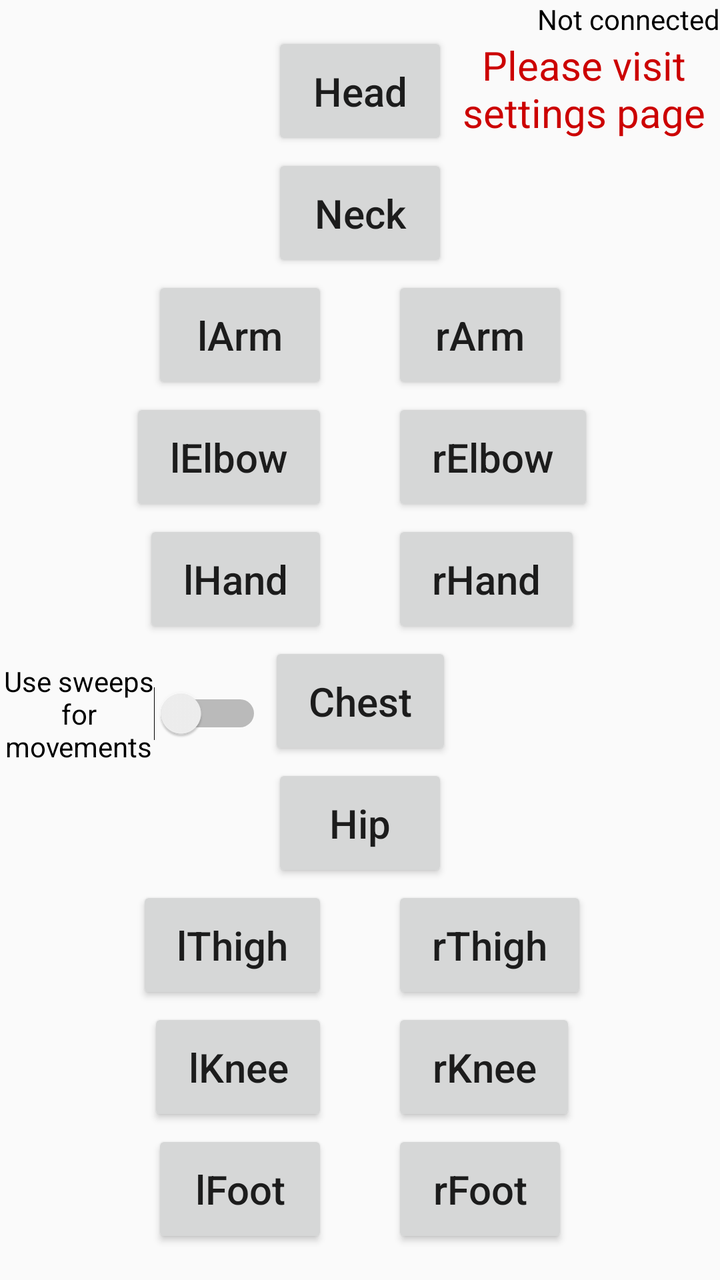
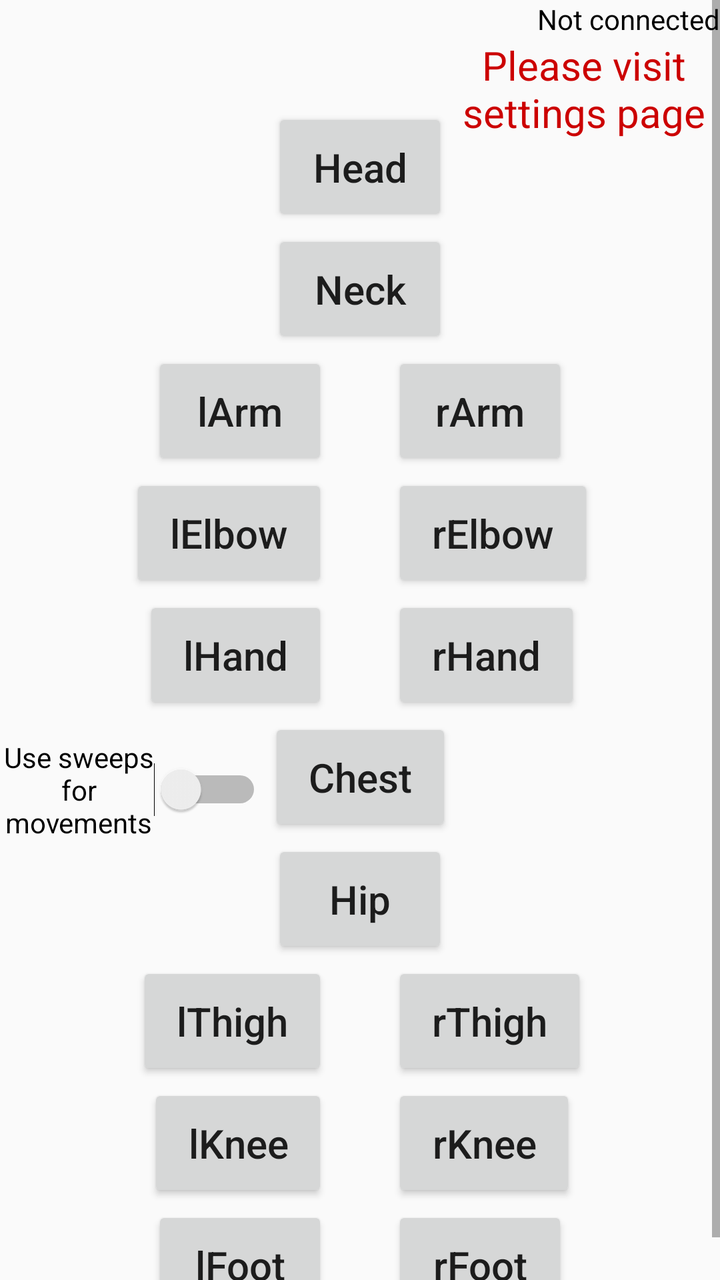

Before-and-after screenshots of an Android layout around one commit, followed by the original layout XML and the change that was made.
<!-- AndroidManifest.xml: application theme AppTheme -->
<!-- res/layout/activity_main.xml -->
<?xml version="1.0" encoding="utf-8"?>
<android.support.constraint.ConstraintLayout xmlns:android="http://schemas.android.com/apk/res/android"
    xmlns:app="http://schemas.android.com/apk/res-auto"
    xmlns:tools="http://schemas.android.com/tools"
    android:layout_width="match_parent"
    android:layout_height="match_parent"
    tools:context=".MainActivity"
    tools:layout_editor_absoluteY="81dp">

    <TextView
        android:id="@+id/sensorStatusText"
        android:layout_width="0dp"
        android:layout_height="wrap_content"
        android:text="Magnetometer is not calibrated: 0/3"

        android:textColor="@android:color/holo_red_dark"
        app:layout_constraintRight_toRightOf="parent"
        app:layout_constraintLeft_toLeftOf="parent"
        app:layout_constraintTop_toTopOf="parent"
        android:visibility="invisible"
        />

    <TextView
        android:id="@+id/connectedToText"
        android:layout_width="match_parent"
        android:layout_height="wrap_content"
        android:text="Not connected"
        android:gravity="right"

        android:textColor="@android:color/black"
        app:layout_constraintRight_toRightOf="parent"
        app:layout_constraintLeft_toLeftOf="parent"
        app:layout_constraintTop_toTopOf="parent"
        android:visibility="visible"
        />

    <TextView
        android:id="@+id/pleaseSetDirection"
        android:layout_width="wrap_content"
        android:layout_height="wrap_content"
        android:text="Please visit\nsettings page"
        android:gravity="center"
        android:textSize="20dp"

        android:textColor="@android:color/holo_red_dark"
        app:layout_constraintLeft_toRightOf="@+id/buttonEngageHead"
        app:layout_constraintRight_toRightOf="parent"
        app:layout_constraintTop_toBottomOf="@+id/connectedToText"
        android:visibility="visible"
        />


    <Button
        android:id="@+id/buttonEngageHead"
        android:layout_width="wrap_content"
        android:layout_height="wrap_content"
        android:layout_marginTop="16dp"
        android:text="Head"
        android:textAllCaps="false"
        android:textSize="20dp"
        android:paddingTop="16dp"
        android:paddingBottom="16dp"
        android:paddingLeft="20dp"
        android:paddingRight="20dp"
        app:layout_constraintEnd_toEndOf="parent"
        app:layout_constraintStart_toStartOf="parent"
        app:layout_constraintTop_toTopOf="parent" />

    <Button
        android:id="@+id/buttonEngageNeck"
        android:layout_width="wrap_content"
        android:layout_height="wrap_content"
        android:layout_marginTop="2dp"
        android:text="Neck"
        android:textAllCaps="false"
        android:textSize="20dp"
        android:paddingTop="16dp"
        android:paddingBottom="16dp"
        android:paddingLeft="20dp"
        android:paddingRight="20dp"
        app:layout_constraintStart_toStartOf="parent"
        app:layout_constraintEnd_toEndOf="parent"
        app:layout_constraintTop_toBottomOf="@+id/buttonEngageHead"
        />

    <android.support.constraint.Guideline
        android:id="@+id/verticalGuideline"
        android:layout_width="wrap_content"
        android:layout_height="wrap_content"
        android:orientation="vertical"
        app:layout_constraintGuide_percent="0.5" />

    <Button
        android:id="@+id/buttonEngageLArm"
        android:layout_width="wrap_content"
        android:layout_height="wrap_content"
        android:text="lArm"
        android:textAllCaps="false"
        android:layout_marginTop="2dp"
        android:layout_marginRight="16dp"
        app:layout_constraintTop_toBottomOf="@+id/buttonEngageNeck"
        app:layout_constraintRight_toLeftOf="@id/verticalGuideline"
        android:textSize="20dp"
        android:paddingTop="16dp"
        android:paddingBottom="16dp"
        android:paddingLeft="20dp"
        android:paddingRight="20dp"
        />

    <Button
        android:id="@+id/buttonEngageLElbow"
        android:layout_width="wrap_content"
        android:layout_height="wrap_content"
        android:text="lElbow"
        android:textAllCaps="false"
        android:layout_marginTop="2dp"
        android:layout_marginRight="16dp"
        app:layout_constraintTop_toBottomOf="@+id/buttonEngageLArm"
        app:layout_constraintRight_toLeftOf="@id/verticalGuideline"
        android:textSize="20dp"
        android:paddingTop="16dp"
        android:paddingBottom="16dp"
        android:paddingLeft="20dp"
        android:paddingRight="20dp"
        />

    <Button
        android:id="@+id/buttonEngageLHand"
        android:layout_width="wrap_content"
        android:layout_height="wrap_content"
        android:text="lHand"
        android:textAllCaps="false"
        android:layout_marginTop="2dp"
        android:layout_marginRight="16dp"
        app:layout_constraintTop_toBottomOf="@+id/buttonEngageLElbow"
        app:layout_constraintRight_toLeftOf="@id/verticalGuideline"
        android:textSize="20dp"
        android:paddingTop="16dp"
        android:paddingBottom="16dp"
        android:paddingLeft="20dp"
        android:paddingRight="20dp"
        />

    <Button
        android:id="@+id/buttonEngageRArm"
        android:layout_width="wrap_content"
        android:layout_height="wrap_content"
        android:text="rArm"
        android:textAllCaps="false"
        android:layout_marginTop="2dp"
        android:layout_marginLeft="16dp"
        app:layout_constraintTop_toBottomOf="@+id/buttonEngageNeck"
        app:layout_constraintLeft_toRightOf="@id/verticalGuideline"
        android:textSize="20dp"
        android:paddingTop="16dp"
        android:paddingBottom="16dp"
        android:paddingLeft="20dp"
        android:paddingRight="20dp"
        />

    <Button
        android:id="@+id/buttonEngageRElbow"
        android:layout_width="wrap_content"
        android:layout_height="wrap_content"
        android:text="rElbow"
        android:textAllCaps="false"
        android:layout_marginTop="2dp"
        android:layout_marginLeft="16dp"
        app:layout_constraintTop_toBottomOf="@+id/buttonEngageRArm"
        app:layout_constraintLeft_toRightOf="@id/verticalGuideline"
        android:textSize="20dp"
        android:paddingTop="16dp"
        android:paddingBottom="16dp"
        android:paddingLeft="20dp"
        android:paddingRight="20dp"
        />

    <Button
        android:id="@+id/buttonEngageRHand"
        android:layout_width="wrap_content"
        android:layout_height="wrap_content"
        android:text="rHand"
        android:textAllCaps="false"
        android:layout_marginTop="2dp"
        android:layout_marginLeft="16dp"
        app:layout_constraintTop_toBottomOf="@+id/buttonEngageRElbow"
        app:layout_constraintLeft_toRightOf="@id/verticalGuideline"
        android:textSize="20dp"
        android:paddingTop="16dp"
        android:paddingBottom="16dp"
        android:paddingLeft="20dp"
        android:paddingRight="20dp"
        />

    <Button
        android:id="@+id/buttonEngageChest"
        android:layout_width="wrap_content"
        android:layout_height="wrap_content"
        android:text="Chest"
        android:textAllCaps="false"
        app:layout_constraintTop_toBottomOf="@+id/buttonEngageLHand"
        android:layout_marginTop="2dp"
        app:layout_constraintStart_toStartOf="parent"
        app:layout_constraintEnd_toEndOf="parent"

        android:textSize="20dp"
        android:paddingTop="16dp"
        android:paddingBottom="16dp"
        android:paddingLeft="20dp"
        android:paddingRight="20dp"
        />

    <Button
        android:id="@+id/buttonEngageHip"
        android:layout_width="wrap_content"
        android:layout_height="wrap_content"
        android:text="Hip"
        android:textAllCaps="false"
        app:layout_constraintTop_toBottomOf="@+id/buttonEngageChest"
        android:layout_marginTop="2dp"
        app:layout_constraintStart_toStartOf="parent"
        app:layout_constraintEnd_toEndOf="parent"

        android:textSize="20dp"
        android:paddingTop="16dp"
        android:paddingBottom="16dp"
        android:paddingLeft="20dp"
        android:paddingRight="20dp"
        />

    <Button
        android:id="@+id/buttonEngageLThigh"
        android:layout_width="wrap_content"
        android:layout_height="wrap_content"
        android:text="lThigh"
        android:textAllCaps="false"
        android:layout_marginTop="2dp"
        android:layout_marginRight="16dp"
        app:layout_constraintTop_toBottomOf="@+id/buttonEngageHip"
        app:layout_constraintRight_toLeftOf="@id/verticalGuideline"

        android:textSize="20dp"
        android:paddingTop="16dp"
        android:paddingBottom="16dp"
        android:paddingLeft="20dp"
        android:paddingRight="20dp"
        />

    <Button
        android:id="@+id/buttonEngageRThigh"
        android:layout_width="wrap_content"
        android:layout_height="wrap_content"
        android:text="rThigh"
        android:textAllCaps="false"
        android:layout_marginTop="2dp"
        android:layout_marginLeft="16dp"
        app:layout_constraintTop_toBottomOf="@+id/buttonEngageHip"
        app:layout_constraintLeft_toRightOf="@id/verticalGuideline"

        android:textSize="20dp"
        android:paddingTop="16dp"
        android:paddingBottom="16dp"
        android:paddingLeft="20dp"
        android:paddingRight="20dp"
        />

    <Button
        android:id="@+id/buttonEngageLKnee"
        android:layout_width="wrap_content"
        android:layout_height="wrap_content"
        android:text="lKnee"
        android:textAllCaps="false"
        android:layout_marginTop="2dp"
        android:layout_marginRight="16dp"
        app:layout_constraintTop_toBottomOf="@+id/buttonEngageLThigh"
        app:layout_constraintRight_toLeftOf="@id/verticalGuideline"

        android:textSize="20dp"
        android:paddingTop="16dp"
        android:paddingBottom="16dp"
        android:paddingLeft="20dp"
        android:paddingRight="20dp"
        />

    <Button
        android:id="@+id/buttonEngageRKnee"
        android:layout_width="wrap_content"
        android:layout_height="wrap_content"
        android:text="rKnee"
        android:textAllCaps="false"
        android:layout_marginTop="2dp"
        android:layout_marginLeft="16dp"
        app:layout_constraintTop_toBottomOf="@+id/buttonEngageRThigh"
        app:layout_constraintLeft_toRightOf="@id/verticalGuideline"

        android:textSize="20dp"
        android:paddingTop="16dp"
        android:paddingBottom="16dp"
        android:paddingLeft="20dp"
        android:paddingRight="20dp"
        />

    <Button
        android:id="@+id/buttonEngageLFoot"
        android:layout_width="wrap_content"
        android:layout_height="wrap_content"
        android:text="lFoot"
        android:textAllCaps="false"
        android:layout_marginTop="2dp"
        android:layout_marginRight="16dp"
        app:layout_constraintTop_toBottomOf="@+id/buttonEngageLKnee"
        app:layout_constraintRight_toLeftOf="@id/verticalGuideline"

        android:textSize="20dp"
        android:paddingTop="16dp"
        android:paddingBottom="16dp"
        android:paddingLeft="20dp"
        android:paddingRight="20dp"
        />

    <Button
        android:id="@+id/buttonEngageRFoot"
        android:layout_width="wrap_content"
        android:layout_height="wrap_content"
        android:text="rFoot"
        android:textAllCaps="false"
        android:layout_marginTop="2dp"
        android:layout_marginLeft="16dp"
        app:layout_constraintTop_toBottomOf="@+id/buttonEngageRKnee"
        app:layout_constraintLeft_toRightOf="@id/verticalGuideline"

        android:textSize="20dp"
        android:paddingTop="16dp"
        android:paddingBottom="16dp"
        android:paddingLeft="20dp"
        android:paddingRight="20dp"
        />

    
    <Switch
        android:id="@+id/switchMoveSweeps"
        android:layout_width="wrap_content"
        android:layout_height="wrap_content"
        android:text="Use sweeps\nfor\nmovements"
        android:gravity="center"
        android:checked="false"

        android:textSize="14dp"
        android:layout_marginTop="8dp"
        android:paddingLeft="2dp"
        android:paddingTop="2dp"
        android:paddingBottom="2dp"
        app:layout_constraintLeft_toLeftOf="parent"
        app:layout_constraintTop_toTopOf="@+id/buttonEngageChest"
        />



</android.support.constraint.ConstraintLayout>
<!-- resources referenced by this layout -->
<resources>
  <style name="AppTheme" parent="Theme.AppCompat.Light.DarkActionBar">
          
          <item name="colorPrimary">@color/colorPrimary</item>
          <item name="colorPrimaryDark">@color/colorPrimaryDark</item>
          <item name="colorAccent">@color/colorAccent</item>
      </style>
  <color name="colorPrimary">#3F51B5</color>
  <color name="colorPrimaryDark">#303F9F</color>
  <color name="colorAccent">#FF4081</color>
</resources>

<!-- the commit's change to res/layout/activity_main.xml (unified diff, before → after) -->
@@ -1,11 +1,16 @@
 <?xml version="1.0" encoding="utf-8"?>
-<android.support.constraint.ConstraintLayout xmlns:android="http://schemas.android.com/apk/res/android"
+<ScrollView xmlns:android="http://schemas.android.com/apk/res/android"
     xmlns:app="http://schemas.android.com/apk/res-auto"
     xmlns:tools="http://schemas.android.com/tools"
+    android:id="@+id/controllerScroll"
     android:layout_width="match_parent"
     android:layout_height="match_parent"
-    tools:context=".MainActivity"
-    tools:layout_editor_absoluteY="81dp">
+    android:fillViewport="true"
+    tools:context=".MainActivity">
+
+<android.support.constraint.ConstraintLayout
+    android:layout_width="match_parent"
+    android:layout_height="wrap_content">
 
     <TextView
         android:id="@+id/sensorStatusText"
@@ -16,7 +21,7 @@
         android:textColor="@android:color/holo_red_dark"
         app:layout_constraintRight_toRightOf="parent"
         app:layout_constraintLeft_toLeftOf="parent"
-        app:layout_constraintTop_toTopOf="parent"
+        app:layout_constraintTop_toBottomOf="@id/connectedToText"
         android:visibility="invisible"
         />
 
@@ -64,7 +69,7 @@
         android:paddingRight="20dp"
         app:layout_constraintEnd_toEndOf="parent"
         app:layout_constraintStart_toStartOf="parent"
-        app:layout_constraintTop_toTopOf="parent" />
+        app:layout_constraintTop_toBottomOf="@id/sensorStatusText" />
 
     <Button
         android:id="@+id/buttonEngageNeck"
@@ -357,3 +362,4 @@
 
 
 </android.support.constraint.ConstraintLayout>
+</ScrollView>
